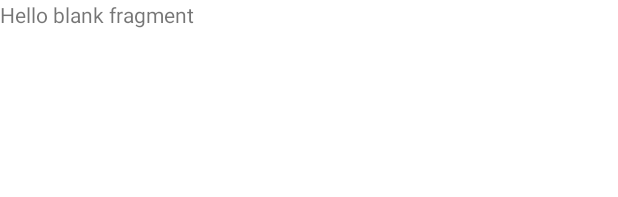
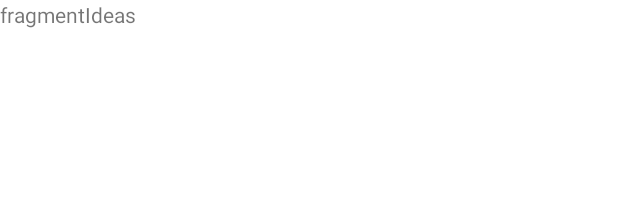
Before and after one commit to MikhailGorbach/XB, an Android app: the layout fragment_ideas.xml on its own in the app's theme, with its tools: preview values and no code run, on a phone screen of 412 x 824 dp. Shown: the top 197 px of the screen. Run offline under Robolectric (Android 15) with nearby library versions, the phone set to English and light mode, and no system bars.

Commit message:
new interface

```diff
--- a/FirebasePicture/app/src/main/res/layout/fragment_ideas.xml
+++ b/FirebasePicture/app/src/main/res/layout/fragment_ideas.xml
@@ -9,6 +9,6 @@
     <TextView
         android:layout_width="match_parent"
         android:layout_height="match_parent"
-        android:text="@string/hello_blank_fragment" />
+        android:text="fragmentIdeas" />
 
 </FrameLayout>
--- a/FirebasePicture/app/src/main/res/layout/fragment_menu.xml
+++ b/FirebasePicture/app/src/main/res/layout/fragment_menu.xml
@@ -9,6 +9,6 @@
     <TextView
         android:layout_width="match_parent"
         android:layout_height="match_parent"
-        android:text="@string/hello_blank_fragment" />
+        android:text="fragment menu" />
 
 </FrameLayout>
--- a/FirebasePicture/app/src/main/res/layout/fragment_settings.xml
+++ b/FirebasePicture/app/src/main/res/layout/fragment_settings.xml
@@ -9,6 +9,6 @@
     <TextView
         android:layout_width="match_parent"
         android:layout_height="match_parent"
-        android:text="@string/hello_blank_fragment" />
+        android:text="fragmentSetting" />
 
 </FrameLayout>
```
Also changed, not shown: FirebasePicture/app/src/main/java/com/example/firebasepicture/MainActivity.java (+15 -11 lines), FirebasePicture/app/src/main/java/com/example/firebasepicture/SettingsFragment.java (+1 -10 lines), FirebasePicture/app/src/main/res/layout/activity_main.xml (+6 -6 lines).
